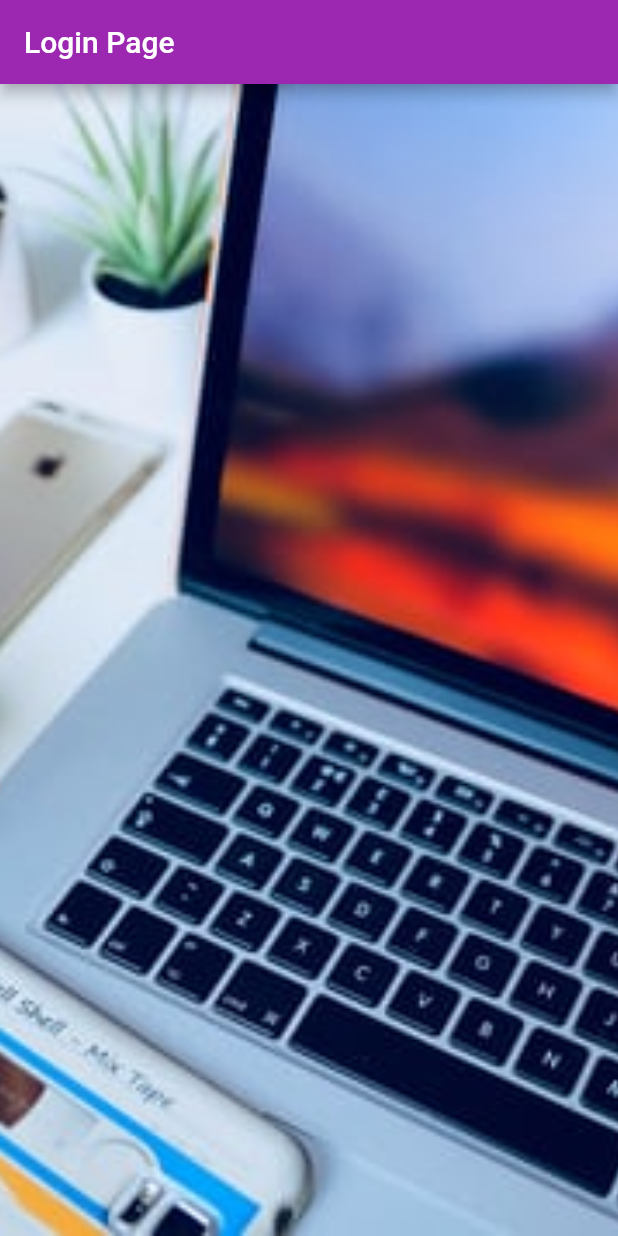
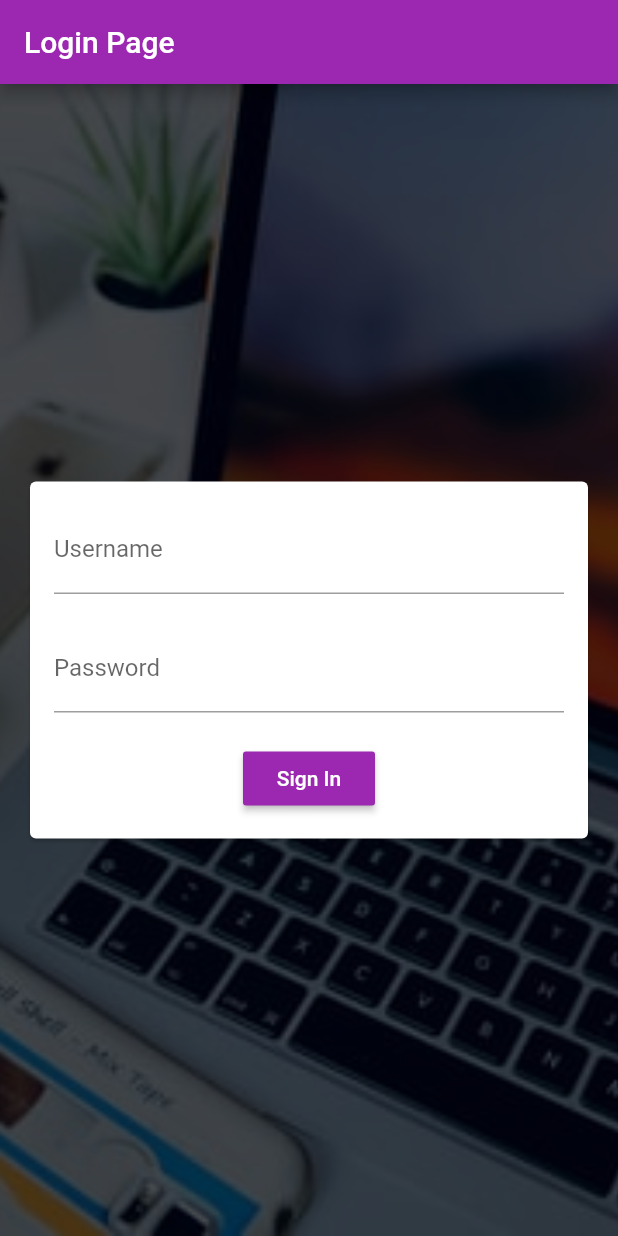
Before and after one commit to ShivamJaysawal/flutter_app, a Flutter app: the screen it shows after launch, on a phone screen of 412 x 824 dp. Run offline on Flutter 3.47's test engine with Material 2 defaults, Android fonts, the phone set to English and light mode, and no system bars; our stand-ins replace shared_preferences.

Commit message:
commit tut5

```diff
--- a/lib/bg_image.dart
+++ b/lib/bg_image.dart
@@ -5,6 +5,10 @@ class BgImage extends StatelessWidget {
   Widget build(BuildContext context) {
     return  Image.asset(
         "assets/bg.jpeg",
-        fit: BoxFit.cover);
+        fit: BoxFit.cover,
+      color: Colors.black.withOpacity(0.7),
+      colorBlendMode: BlendMode.darken,
+
+    );
   }
 }
--- a/lib/main.dart
+++ b/lib/main.dart
@@ -2,6 +2,7 @@ import 'package:flutter/material.dart';
 import 'package:flutter/cupertino.dart';
 import 'package:flutter_app/pages/home_page.dart';
 import 'package:flutter_app/pages/login_page.dart';
+import 'package:path/path.dart';
 
 void main(){
   runApp(MaterialApp(
@@ -10,6 +11,10 @@ void main(){
     theme: ThemeData(
       primarySwatch: Colors.purple
     ),
+    routes: {
+      "/login":(BuildContext)=>LoginPage(),
+      "/home":(BuildContext)=>HomePage(),
+    },
   ));
 
 }
--- a/lib/pages/login_page.dart
+++ b/lib/pages/login_page.dart
@@ -1,6 +1,7 @@
 import 'package:flutter/material.dart';
 import 'package:flutter/widgets.dart';
 import 'package:flutter_app/bg_image.dart';
+import 'package:flutter_app/pages/home_page.dart';
 
 class LoginPage extends StatefulWidget {
   @override
@@ -10,17 +11,94 @@ class LoginPage extends StatefulWidget {
 class _LoginPageState extends State<LoginPage> {
   final userNameController=TextEditingController();
   final passwordController=TextEditingController();
+  final formKey=GlobalKey<FormState>();
+  final scaffoldKey=GlobalKey<ScaffoldState>();
+  var _userName;
+  var _password;
 
+  void _submit(){
+    final form= formKey.currentState;
+    if(form.validate()){
+      form.save();
+      //code for show snackbar--------------------------------
+     /* final snackBar=SnackBar(
+        content: Text("Username:$_userName,Password:$_password"),
+      );
+      scaffoldKey.currentState.showSnackBar(snackBar);*/
+     //code for navigate------------------
+      //----1st way---
+     // Navigator.push(context, MaterialPageRoute(builder: (context)=>HomePage()));
+      //---2nd way using routes-----------
+      Navigator.pushNamed(context, "/home");
+
+    }
+
+
+  }
   @override
   Widget build(BuildContext context) {
     return Scaffold(
+      key: scaffoldKey,
       appBar: AppBar(
         title: Text("Login Page"),
       ),
       body: Stack(
         fit: StackFit.expand,
         children: <Widget>[
-          BgImage()
+          BgImage(),
+          Center(
+            child: Padding(
+              padding: const EdgeInsets.all(16.0),
+              child: SingleChildScrollView(
+                child: Card(
+                  child: Column(
+                    children: <Widget>[
+                      Form(
+                        key: formKey,
+                        child: Padding(
+                          padding: const EdgeInsets.all(16.0),
+                          child: Column(
+                            children: <Widget>[
+
+                              TextFormField(
+                                decoration: InputDecoration(
+                                  labelText: "Username",
+                                  hintText: "Enter Username"
+                                ),
+                                validator: (val)=>val.isEmpty?"Invalid Username":null,
+                                onSaved: (val)=>_userName=val,
+                              ),
+                              SizedBox(height: 20,),
+                              TextFormField(
+                                obscureText: true,
+                                decoration: InputDecoration(
+                                    labelText: "Password",
+                                    hintText: "Enter Password"
+                                ),
+                                validator: (val)=>val.length<6?"Password too short":null,
+                                onSaved: (val)=>_password=val,
+                              ),
+                              SizedBox(height: 20,),
+                              RaisedButton(
+                                onPressed: _submit,
+                                child: Text("Sign In",),
+                                color: Colors.purple,
+                                textColor: Colors.white,
+
+
+                              )
+
+
+                            ],
+                          ),
+                        ),
+                      )
+                    ],
+                  ),
+                ),
+              ),
+            ),
+          )
         ],
       )
     );
--- /dev/null
+++ b/lib/utils/Constants.dart
@@ -0,0 +1,6 @@
+import 'package:flutter/material.dart';
+import 'package:shared_preferences/shared_preferences.dart';
+
+class Contants{
+  static  SharedPreferences prefs;
+}
--- a/pubspec.yaml
+++ b/pubspec.yaml
@@ -24,6 +24,7 @@ dependencies:
   # Use with the CupertinoIcons class for iOS style icons.
   cupertino_icons: ^0.1.2
   http: ^0.12.0
+  shared_preferences: ^0.5.3
   fluttertoast:
 
 dev_dependencies:
```
Also changed, not shown: pubspec.lock.
